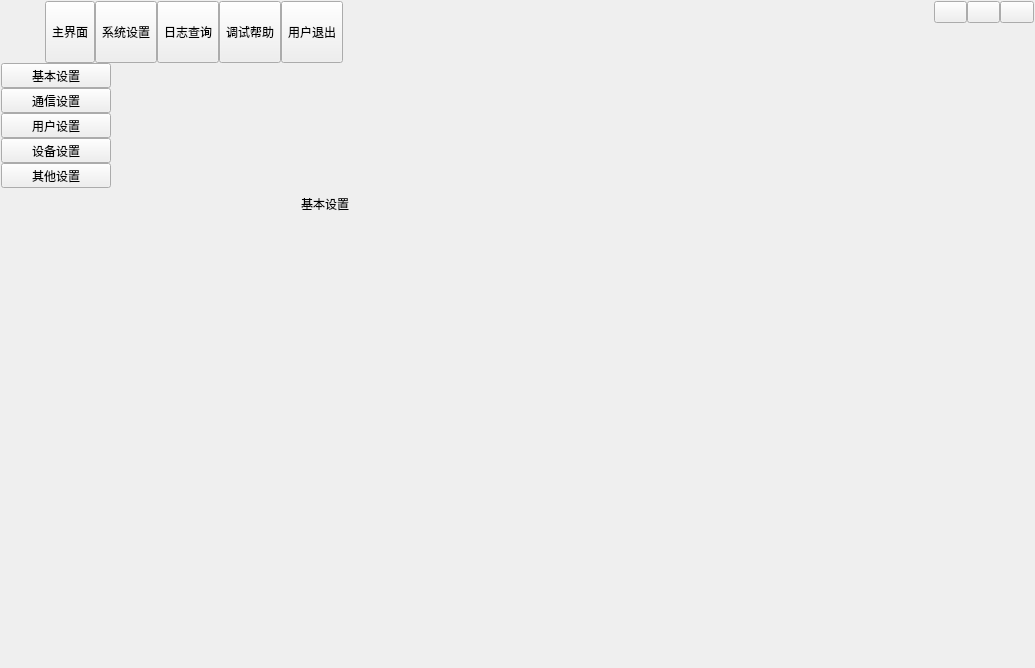
The window that form/frmmain.ui (yunke120/III-Master) describes before a commit, drawn with Qt 5.
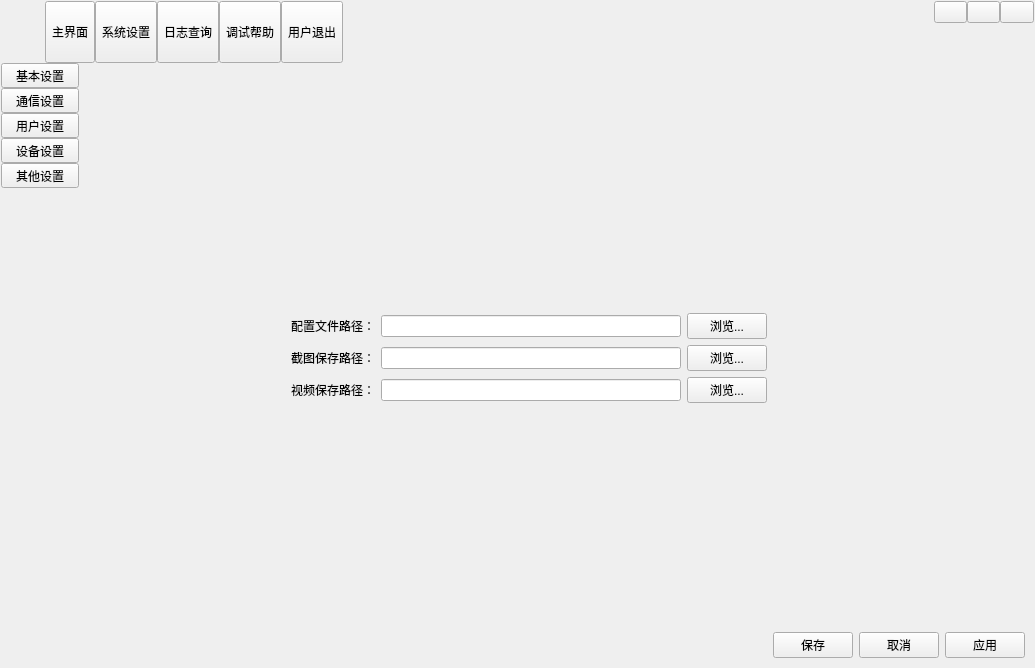
The same window after the commit. The open tabs and pages were chosen to show the change. Icons and pictures are not drawn. Custom widgets are drawn as their Qt base class.

Commit message: add ini config

```diff
--- a/form/frmmain.ui
+++ b/form/frmmain.ui
@@ -649,19 +649,169 @@
        <item>
         <widget class="QStackedWidget" name="stackedWidget3">
          <widget class="QWidget" name="page">
-          <widget class="QLabel" name="label">
-           <property name="geometry">
-            <rect>
-             <x>190</x>
-             <y>50</y>
-             <width>441</width>
-             <height>181</height>
-            </rect>
-           </property>
-           <property name="text">
-            <string>基本设置</string>
-           </property>
-          </widget>
+          <layout class="QGridLayout" name="gridLayout_7">
+           <item row="0" column="3">
+            <spacer name="verticalSpacer_7">
+             <property name="orientation">
+              <enum>Qt::Vertical</enum>
+             </property>
+             <property name="sizeHint" stdset="0">
+              <size>
+               <width>20</width>
+               <height>241</height>
+              </size>
+             </property>
+            </spacer>
+           </item>
+           <item row="1" column="1">
+            <widget class="QLabel" name="label">
+             <property name="text">
+              <string>配置文件路径：</string>
+             </property>
+            </widget>
+           </item>
+           <item row="1" column="2">
+            <widget class="QLineEdit" name="leSaveConfig">
+             <property name="minimumSize">
+              <size>
+               <width>300</width>
+               <height>0</height>
+              </size>
+             </property>
+            </widget>
+           </item>
+           <item row="1" column="3">
+            <widget class="QPushButton" name="btnSaveConfig">
+             <property name="text">
+              <string>浏览...</string>
+             </property>
+            </widget>
+           </item>
+           <item row="2" column="0">
+            <spacer name="horizontalSpacer_8">
+             <property name="orientation">
+              <enum>Qt::Horizontal</enum>
+             </property>
+             <property name="sizeHint" stdset="0">
+              <size>
+               <width>194</width>
+               <height>20</height>
+              </size>
+             </property>
+            </spacer>
+           </item>
+           <item row="2" column="1">
+            <widget class="QLabel" name="label_8">
+             <property name="text">
+              <string>截图保存路径：</string>
+             </property>
+            </widget>
+           </item>
+           <item row="2" column="2">
+            <widget class="QLineEdit" name="leSaveImage">
+             <property name="minimumSize">
+              <size>
+               <width>300</width>
+               <height>0</height>
+              </size>
+             </property>
+             <property name="text">
+              <string/>
+             </property>
+            </widget>
+           </item>
+           <item row="2" column="3">
+            <widget class="QPushButton" name="btnSaveImage">
+             <property name="text">
+              <string>浏览...</string>
+             </property>
+            </widget>
+           </item>
+           <item row="2" column="4" colspan="3">
+            <spacer name="horizontalSpacer_9">
+             <property name="orientation">
+              <enum>Qt::Horizontal</enum>
+             </property>
+             <property name="sizeHint" stdset="0">
+              <size>
+               <width>251</width>
+               <height>20</height>
+              </size>
+             </property>
+            </spacer>
+           </item>
+           <item row="3" column="1">
+            <widget class="QLabel" name="label_9">
+             <property name="text">
+              <string>视频保存路径：</string>
+             </property>
+            </widget>
+           </item>
+           <item row="3" column="2">
+            <widget class="QLineEdit" name="leSaveVideo">
+             <property name="minimumSize">
+              <size>
+               <width>300</width>
+               <height>0</height>
+              </size>
+             </property>
+            </widget>
+           </item>
+           <item row="3" column="3">
+            <widget class="QPushButton" name="btnSaveVideo">
+             <property name="text">
+              <string>浏览...</string>
+             </property>
+            </widget>
+           </item>
+           <item row="4" column="3">
+            <spacer name="verticalSpacer_6">
+             <property name="orientation">
+              <enum>Qt::Vertical</enum>
+             </property>
+             <property name="sizeHint" stdset="0">
+              <size>
+               <width>20</width>
+               <height>211</height>
+              </size>
+             </property>
+            </spacer>
+           </item>
+           <item row="5" column="0" colspan="4">
+            <spacer name="horizontalSpacer_10">
+             <property name="orientation">
+              <enum>Qt::Horizontal</enum>
+             </property>
+             <property name="sizeHint" stdset="0">
+              <size>
+               <width>679</width>
+               <height>20</height>
+              </size>
+             </property>
+            </spacer>
+           </item>
+           <item row="5" column="4">
+            <widget class="QPushButton" name="btnC1Confirm">
+             <property name="text">
+              <string>保存</string>
+             </property>
+            </widget>
+           </item>
+           <item row="5" column="5">
+            <widget class="QPushButton" name="btnC1Cancel">
+             <property name="text">
+              <string>取消</string>
+             </property>
+            </widget>
+           </item>
+           <item row="5" column="6">
+            <widget class="QPushButton" name="btnC1Apply">
+             <property name="text">
+              <string>应用</string>
+             </property>
+            </widget>
+           </item>
+          </layout>
          </widget>
          <widget class="QWidget" name="pageConfig2">
           <layout class="QGridLayout" name="gridLayout_3" rowstretch="5,1,1">
```
Left out of the diff: 2 changed lines with no effect on the pictures. The commit also changes 3 other files.
